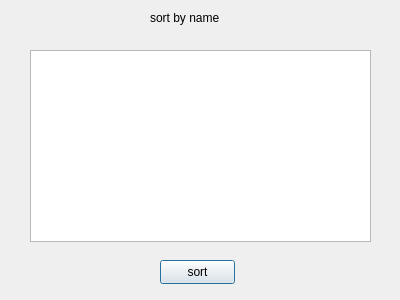
The window that dialog_sort_team.ui (annishelion/ap-projet) describes before a commit, drawn with Qt 5.
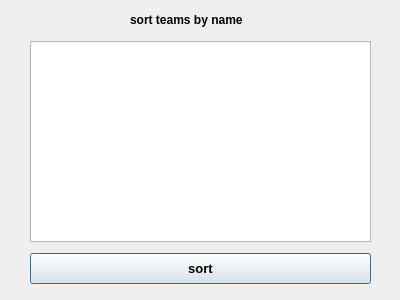
The same window after the commit.

Patch:
```diff
--- a/dialog_sort_team.ui
+++ b/dialog_sort_team.ui
@@ -17,21 +17,27 @@
    <property name="geometry">
     <rect>
      <x>30</x>
-     <y>50</y>
+     <y>41</y>
      <width>341</width>
-     <height>192</height>
+     <height>201</height>
     </rect>
    </property>
   </widget>
   <widget class="QPushButton" name="pushButton">
    <property name="geometry">
     <rect>
-     <x>160</x>
-     <y>260</y>
-     <width>75</width>
-     <height>24</height>
+     <x>30</x>
+     <y>253</y>
+     <width>341</width>
+     <height>31</height>
     </rect>
    </property>
+   <property name="font">
+    <font>
+     <pointsize>10</pointsize>
+     <bold>true</bold>
+    </font>
+   </property>
    <property name="text">
     <string>sort</string>
    </property>
@@ -39,14 +45,19 @@
   <widget class="QLabel" name="label">
    <property name="geometry">
     <rect>
-     <x>150</x>
+     <x>130</x>
      <y>10</y>
-     <width>71</width>
-     <height>16</height>
+     <width>231</width>
+     <height>20</height>
     </rect>
    </property>
+   <property name="font">
+    <font>
+     <bold>true</bold>
+    </font>
+   </property>
    <property name="text">
-    <string>sort by name</string>
+    <string>sort teams by name</string>
    </property>
   </widget>
  </widget>
```
